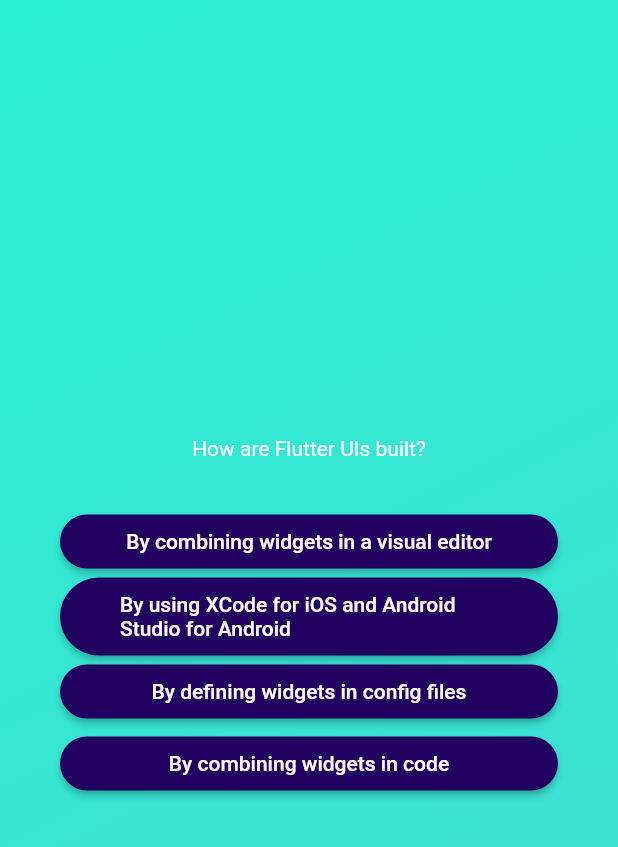
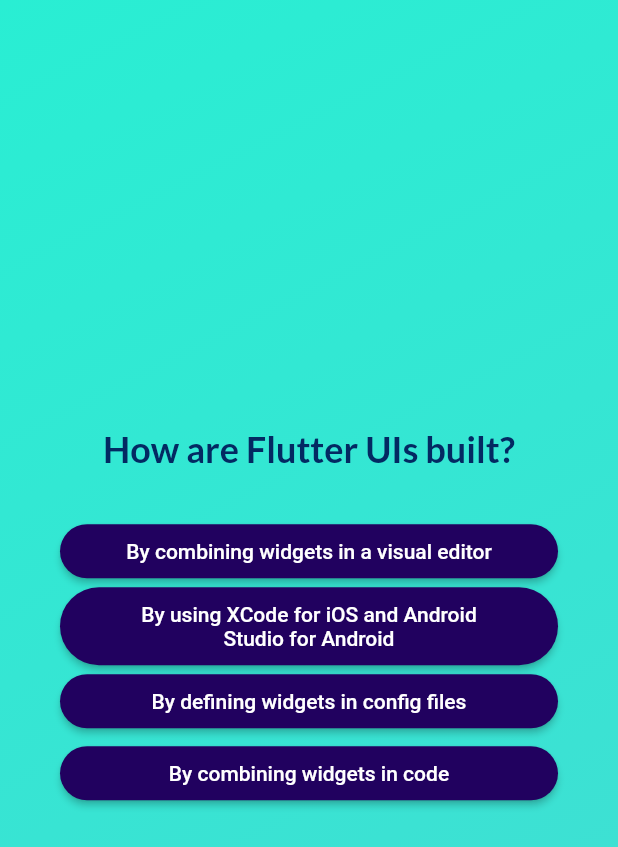
Before and after one commit to abdulrafayharoon/quiz-_app, a Flutter app: the screen it shows after launch, after a tap on "Start Quiz", after a tap on "Components", on a phone screen of 412 x 824 dp. Shown: the top 847 px of the screen. Run offline on Flutter 3.47's test engine with Material 2 defaults, Android fonts, the phone set to English and light mode, and no system bars; our stand-ins replace google_fonts.

Commit message:
working On result screen

```diff
--- a/lib/answer_button.dart
+++ b/lib/answer_button.dart
@@ -15,12 +15,13 @@ class AnswerButton extends StatelessWidget {
     return ElevatedButton(
       onPressed: onTap,
       style: ElevatedButton.styleFrom(
-        padding: const EdgeInsets.symmetric(vertical: 10,horizontal: 40),
-        backgroundColor: Color.fromARGB(255, 33, 1, 95),
-        foregroundColor: Colors.white,
-        shape: RoundedRectangleBorder(borderRadius: BorderRadius.circular(40))
-      ),
-      child: Text(answerText),
+          padding: const EdgeInsets.symmetric(vertical: 10, horizontal: 40),
+          backgroundColor: Color.fromARGB(255, 33, 1, 95),
+          foregroundColor: Colors.white,
+          shape:
+              RoundedRectangleBorder(borderRadius: BorderRadius.circular(40))),
+      child: Text(answerText,
+          textAlign: TextAlign.center),
     );
   }
 }
--- a/lib/questions_screen.dart
+++ b/lib/questions_screen.dart
@@ -2,9 +2,12 @@ import 'package:flutter/cupertino.dart';
 import 'package:flutter/material.dart';
 import 'package:quiz_app/data/questions.dart';
 import 'package:quiz_app/answer_button.dart';
+import 'package:google_fonts/google_fonts.dart';
 
 class QuestionScreen extends StatefulWidget {
-  const QuestionScreen({super.key});
+  const QuestionScreen({super.key, required this.onSelectAnswer});
+
+  final void Function(String answer) onSelectAnswer;
 
   @override
   State<QuestionScreen> createState() {
@@ -15,7 +18,8 @@ class QuestionScreen extends StatefulWidget {
 class _QuestionScreenState extends State<QuestionScreen> {
   var currentQuestionIndex = 0;
 
-  answerQuestion() {
+  void answerQuestion(String selectedAnswer) {
+    widget.onSelectAnswer(selectedAnswer);
     // currentQuestionIndex = currentQuestionIndex + 1;
     // currentQuestionIndex +=1;
     setState(() {
@@ -30,23 +34,26 @@ class _QuestionScreenState extends State<QuestionScreen> {
     return SizedBox(
       width: double.infinity,
       child: Container(
-        margin: EdgeInsets.all(40),
+        margin: const EdgeInsets.all(40),
         child: Column(
           mainAxisAlignment: MainAxisAlignment.center,
           crossAxisAlignment: CrossAxisAlignment.stretch,
           children: [
             Text(
               currentQuestion.text,
-              style: const TextStyle(
-                color: Colors.white,
-              ),
+              style: GoogleFonts.lato(
+                color: const Color.fromARGB(255, 3, 41, 98),
+                fontSize: 24,
+                fontWeight: FontWeight.bold,
+              ) ,
               textAlign: TextAlign.center,
             ),
             const SizedBox(height: 30),
             ...currentQuestion.getShuffledAnswer().map((answer) {
               return AnswerButton(
                 answerText: answer,
-                onTap: answerQuestion,
+                onTap: (){
+answerQuestion(answer);                },
               );
             })
           ],
--- a/lib/quiz.dart
+++ b/lib/quiz.dart
@@ -1,7 +1,8 @@
 import 'package:flutter/material.dart';
 import 'package:quiz_app/questions_screen.dart';
 import 'package:quiz_app/start_screen.dart';
-
+import 'package:quiz_app/data/questions.dart';
+import 'package:quiz_app/results_screen.dart';
 class Quiz extends StatefulWidget {
   const Quiz({super.key});
 
@@ -12,6 +13,7 @@ class Quiz extends StatefulWidget {
 }
 
 class _QuizState extends State<Quiz> {
+   List<String> selectedAnswers = [];
   var activeScreen = 'start-screen';
 
   void switchScreen() {
@@ -20,14 +22,31 @@ class _QuizState extends State<Quiz> {
     });
   }
 
+  void chooseAnswer(String answer){
+    selectedAnswers.add(answer);
+
+
+    if(selectedAnswers.length == questions.length){
+      setState(() {
+        selectedAnswers = [];
+        activeScreen = 'results-screen';
+      });
+    }
+  }
+
   @override
   Widget build(context) {
     Widget screenWidget = StartScreen(switchScreen);
 
  if (activeScreen == 'question-screen') {
-   screenWidget = const QuestionScreen();
+   screenWidget =  QuestionScreen(
+     onSelectAnswer: chooseAnswer,
+   );
  }
 
+if (activeScreen == 'results-screen'){
+  screenWidget= ResultsScreen(chosenAnswers: selectedAnswers,);
+}
 
     return MaterialApp(
       debugShowCheckedModeBanner: false,
--- a/lib/start_screen.dart
+++ b/lib/start_screen.dart
@@ -1,5 +1,6 @@
 
 import 'package:flutter/material.dart';
+import 'package:google_fonts/google_fonts.dart';
 
 class StartScreen extends StatelessWidget {
   const StartScreen( this.startQuiz, {super.key});
@@ -16,12 +17,13 @@ class StartScreen extends StatelessWidget {
               color:const Color.fromARGB(154, 0, 0, 0),
             ),
             const SizedBox(height: 80),
-            const Text(
-              'Learn Flutter AS Fun',
-              style: TextStyle(
-                color: Colors.white,
+             Text(
+              'Learn Flutter The Fun Way!',
+              style: GoogleFonts.lato(
+                color: const Color.fromARGB(255, 237, 223, 252),
                 fontSize: 24,
               ),
+
             ),
             const SizedBox(height: 20),
             OutlinedButton.icon(
--- a/pubspec.yaml
+++ b/pubspec.yaml
@@ -35,6 +35,7 @@ dependencies:
   # The following adds the Cupertino Icons font to your application.
   # Use with the CupertinoIcons class for iOS style icons.
   cupertino_icons: ^1.0.2
+  google_fonts: ^5.1.0
 
 dev_dependencies:
   flutter_test:
```
Also changed, not shown: lib/questions_summary.dart (added, +21 -0 lines), lib/results_screen.dart (added, +55 -0 lines), pubspec.lock, 1 other file.
